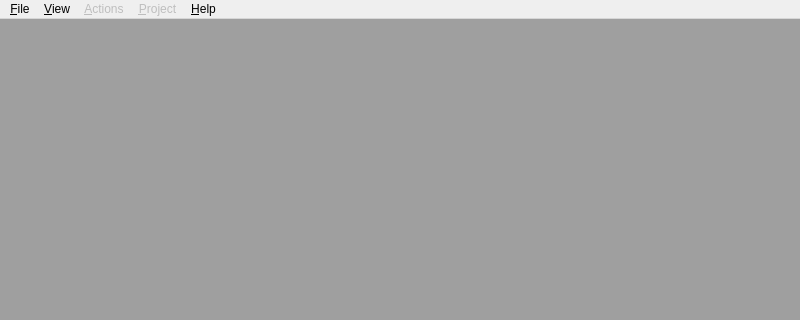
Before: the Qt Designer form trunk/Tools/EGE Editor Plugins/CorePlugin/mainwindow.ui in EnmaniacSoftware/ege, drawn with Qt 5; both pictures show x 0 to 800 and y 0 to 320 of the 800 by 600 pixel window.
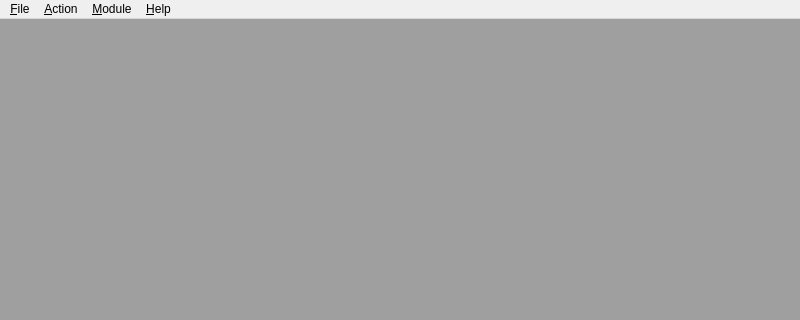
After: the same form once the commit is applied.

```diff
--- a/trunk/Tools/EGE Editor Plugins/CorePlugin/mainwindow.ui
+++ b/trunk/Tools/EGE Editor Plugins/CorePlugin/mainwindow.ui
@@ -52,12 +52,12 @@
      <string>&amp;Help</string>
     </property>
    </widget>
-   <widget class="QMenu" name="projectMenu">
+   <widget class="QMenu" name="actionMenu">
     <property name="enabled">
-     <bool>false</bool>
+     <bool>true</bool>
     </property>
     <property name="title">
-     <string>&amp;Project</string>
+     <string>&amp;Action</string>
     </property>
     <widget class="QMenu" name="menuModules">
      <property name="title">
@@ -67,24 +67,14 @@
     </widget>
     <addaction name="menuModules"/>
    </widget>
-   <widget class="QMenu" name="viewMenu">
+   <widget class="QMenu" name="moduleMenu">
     <property name="title">
-     <string>&amp;View</string>
-    </property>
-    <addaction name="ActionViewResourceLibrary"/>
-   </widget>
-   <widget class="QMenu" name="actionsMenu">
-    <property name="enabled">
-     <bool>false</bool>
-    </property>
-    <property name="title">
-     <string>&amp;Actions</string>
+     <string>&amp;Module</string>
     </property>
    </widget>
    <addaction name="fileMenu"/>
-   <addaction name="viewMenu"/>
-   <addaction name="actionsMenu"/>
-   <addaction name="projectMenu"/>
+   <addaction name="actionMenu"/>
+   <addaction name="moduleMenu"/>
    <addaction name="helpMenu"/>
   </widget>
   <widget class="QStatusBar" name="statusbar"/>
```
Left out of the diff: 7 changed lines with no effect on the pictures.
